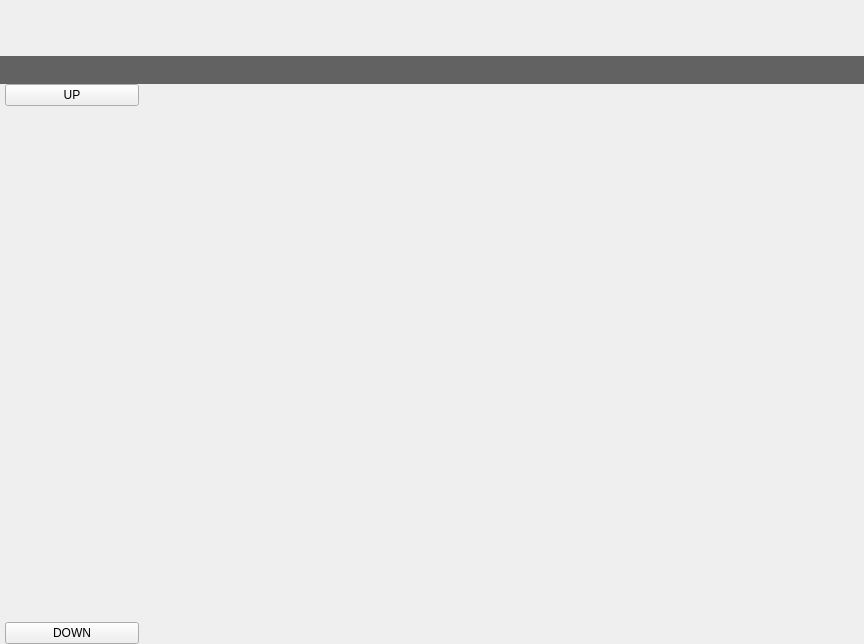
Old version of the form ui/mainwindow.ui in the repository 15903016222/Voice.
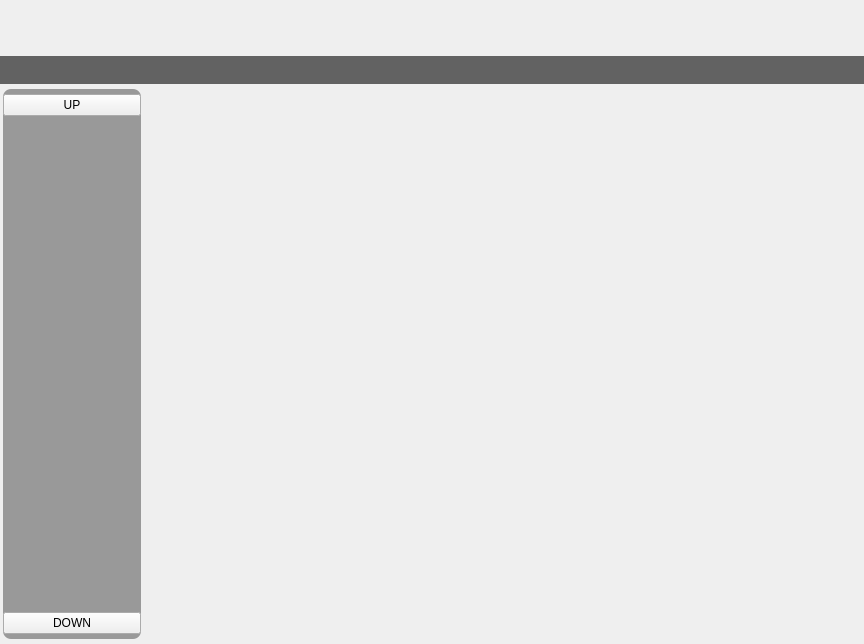
New version of the form. Custom widgets are drawn as their Qt base class.

Commit message: 修改：更改mainwindow的布局及stylesheet

```diff
--- a/ui/mainwindow.ui
+++ b/ui/mainwindow.ui
@@ -123,21 +123,52 @@
           </property>
           <item row="0" column="0" rowspan="2">
            <widget class="QWidget" name="widget_firstSecondMenu" native="true">
-            <layout class="QGridLayout" name="gridLayout_3" rowstretch="1,26,1">
+            <property name="styleSheet">
+             <string notr="true"/>
+            </property>
+            <layout class="QGridLayout" name="gridLayout_3">
              <property name="leftMargin">
-              <number>5</number>
+              <number>3</number>
              </property>
              <property name="topMargin">
-              <number>0</number>
+              <number>5</number>
              </property>
              <property name="rightMargin">
-              <number>5</number>
+              <number>3</number>
              </property>
              <property name="bottomMargin">
-              <number>0</number>
+              <number>5</number>
              </property>
              <property name="spacing">
               <number>0</number>
+             </property>
+             <item row="0" column="0">
+              <widget class="QWidget" name="widget" native="true">
+               <property name="styleSheet">
+                <string notr="true">QWidget#widget
+{
+	background-color: rgba(67, 67, 67, 0.5);
+	border-radius:8px;
+}</string>
+               </property>
+               <layout class="QGridLayout" name="gridLayout_5" rowstretch="1,26,1">
+                <property name="leftMargin">
+                 <number>0</number>
+                </property>
+                <property name="topMargin">
+                 <number>5</number>
+                </property>
+                <property name="rightMargin">
+                 <number>0</number>
+                </property>
+                <property name="bottomMargin">
+                 <number>5</number>
+                </property>
+                <property name="horizontalSpacing">
+                 <number>0</number>
+                </property>
+                <property name="verticalSpacing">
+                 <number>2</number>
              </property>
              <item row="0" column="0">
               <widget class="QPushButton" name="pushButton_top">
@@ -154,6 +185,13 @@
              </item>
              <item row="1" column="0">
               <widget class="QWidget" name="widget_scrollArea" native="true">
+                  <property name="styleSheet">
+                   <string notr="true">QWidget
+{
+	background-color: rgba(67, 67, 67, 0);
+
+}</string>
+                  </property>
                <layout class="QGridLayout" name="gridLayout_4">
                 <property name="leftMargin">
                  <number>0</number>
@@ -189,8 +227,8 @@
                     <rect>
                      <x>0</x>
                      <y>0</y>
-                     <width>134</width>
-                     <height>514</height>
+                        <width>138</width>
+                        <height>490</height>
                     </rect>
                    </property>
                   </widget>
@@ -210,6 +248,12 @@
                <property name="text">
                 <string>DOWN</string>
                </property>
+                 </widget>
+                </item>
+               </layout>
+               <zorder>pushButton_top</zorder>
+               <zorder>pushButton_bottom</zorder>
+               <zorder>widget_scrollArea</zorder>
               </widget>
              </item>
             </layout>
```
Lines whose indentation alone changed are shown as unchanged.
